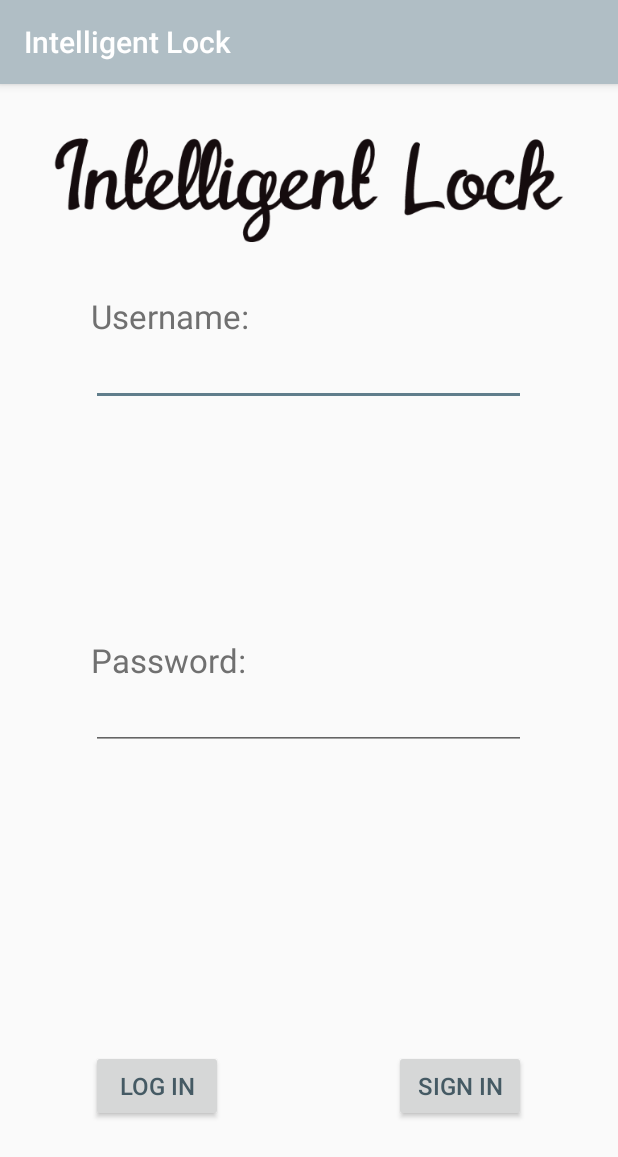
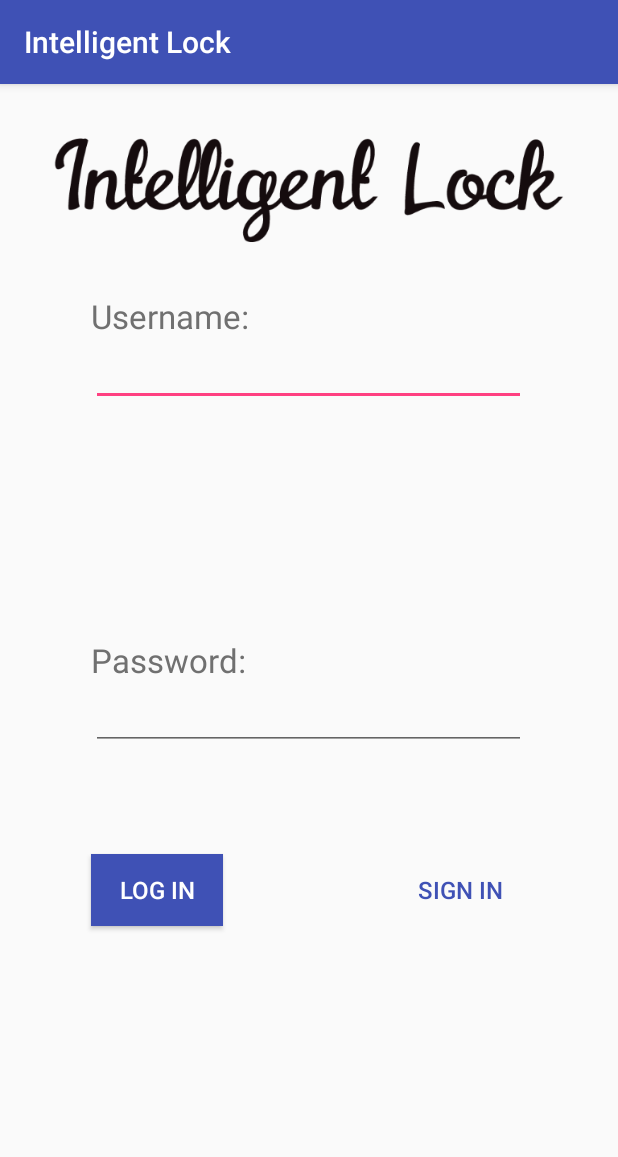
Before and after one commit to ShenTonyM/IntelligentLock, an Android app: the screen it shows after launch (LoginActivity), on a phone screen of 412 x 824 dp. Shown: the top 1157 px of the screen. Run offline under Robolectric (Android 15) with nearby library versions, the phone set to English and light mode, and no system bars.

Commit message:
UI optimization.

```diff
--- a/app/src/main/res/layout/activity_login.xml
+++ b/app/src/main/res/layout/activity_login.xml
@@ -4,17 +4,6 @@
     android:orientation="vertical"
     android:layout_width="match_parent"
     android:layout_height="match_parent">
-
-    <!--<TextView-->
-        <!--android:id="@+id/text_title"-->
-        <!--android:layout_width="match_parent"-->
-        <!--android:layout_height="wrap_content"-->
-        <!--android:text="Intelligent Lock"-->
-        <!--android:textColor="#ff00ff"-->
-        <!--android:gravity="center"-->
-        <!--android:textSize="44sp"-->
-        <!--android:layout_marginTop="50sp"-->
-        <!--android:layout_alignParentLeft="true" />-->
 
     <TextView
         android:id="@+id/text_from"
@@ -57,13 +46,14 @@
         android:id="@+id/button_login"
         android:layout_width="wrap_content"
         android:layout_height="wrap_content"
-        android:layout_alignParentBottom="true"
-        android:layout_alignStart="@+id/text_from"
-        android:layout_marginBottom="76dp"
+        android:layout_alignLeft="@+id/edit_password"
+        android:layout_alignStart="@+id/edit_password"
+        android:layout_below="@+id/edit_password"
+        android:layout_marginTop="69dp"
+        android:background="@color/colorPrimary"
         android:text="log in"
-        android:textColor="#455a64"
-        android:textSize="16sp"
-        android:layout_alignLeft="@+id/text_from" />
+        android:textColor="@color/white"
+        android:textSize="16sp" />
 
     <Button
         android:id="@+id/button_register"
@@ -72,7 +62,8 @@
         android:layout_alignEnd="@+id/edit_account"
         android:layout_alignTop="@+id/button_login"
         android:text="sign in"
-        android:textColor="#455a64"
+        android:background="@null"
+        android:textColor="@color/colorPrimary"
         android:textSize="16sp"
         android:layout_alignRight="@+id/edit_account" />
 
--- a/app/src/main/res/layout/activity_register.xml
+++ b/app/src/main/res/layout/activity_register.xml
@@ -44,7 +44,7 @@
             android:layout_width="100dp"
             android:layout_height="wrap_content"
             android:paddingLeft="10dp"
-            android:text="Password："
+            android:text="Password:"
             android:textColor="#616161"
 
             android:textSize="@dimen/activity_text_size" />
--- a/app/src/main/res/values/colors.xml
+++ b/app/src/main/res/values/colors.xml
@@ -1,6 +1,11 @@
 <?xml version="1.0" encoding="utf-8"?>
 <resources>
-    <color name="colorPrimary">#b0bec5</color>
-    <color name="colorPrimaryDark">#808e95</color>
-    <color name="colorAccent">#607D8B</color>
+    <!--<color name="colorPrimary">#b0bec5</color>-->
+    <!--<color name="colorPrimaryDark">#808e95</color>-->
+    <!--<color name="colorAccent">#607D8B</color>-->
+
+    <color name="colorPrimary">#3F51B5</color>
+    <color name="colorPrimaryDark">#303F9F</color>
+    <color name="colorAccent">#FF4081</color>
+    <color name="white">#ffffff</color>
 </resources>
```
Also changed, not shown: app/src/main/res/layout/activity_photo.xml (+16 -8 lines).
